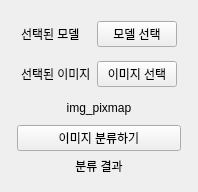
Old version of the form src/ui/main_form.ui in the repository 100dlswjd/using_model.
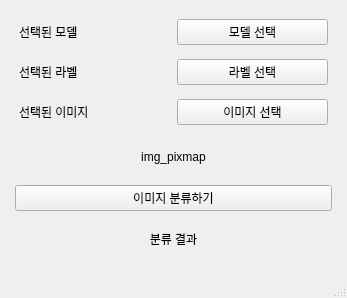
New version of the form.

Commit message: 라벨선택할수 있는 유아이 추가

Patch:
```diff
--- a/src/ui/main_form.ui
+++ b/src/ui/main_form.ui
@@ -1,20 +1,21 @@
 <?xml version="1.0" encoding="UTF-8"?>
 <ui version="4.0">
- <class>Form</class>
- <widget class="QWidget" name="Form">
+ <class>MainWindow</class>
+ <widget class="QMainWindow" name="MainWindow">
   <property name="geometry">
    <rect>
     <x>0</x>
     <y>0</y>
-    <width>195</width>
-    <height>182</height>
+    <width>347</width>
+    <height>298</height>
    </rect>
   </property>
   <property name="windowTitle">
    <string>Form</string>
   </property>
-  <layout class="QGridLayout" name="gridLayout">
-   <item row="0" column="0">
+  <widget class="QWidget" name="centralwidget">
+   <layout class="QHBoxLayout" name="horizontalLayout_4">
+    <item>
     <layout class="QVBoxLayout" name="verticalLayout">
      <property name="leftMargin">
       <number>6</number>
@@ -58,6 +59,36 @@
        </item>
       </layout>
      </item>
+      <item>
+       <layout class="QHBoxLayout" name="horizontalLayout_5">
+        <property name="leftMargin">
+         <number>4</number>
+        </property>
+        <property name="topMargin">
+         <number>4</number>
+        </property>
+        <property name="rightMargin">
+         <number>4</number>
+        </property>
+        <property name="bottomMargin">
+         <number>4</number>
+        </property>
+        <item>
+         <widget class="QLabel" name="label_select_label">
+          <property name="text">
+           <string>선택된 라벨</string>
+          </property>
+         </widget>
+        </item>
+        <item>
+         <widget class="QPushButton" name="pushButton_select_label">
+          <property name="text">
+           <string>라벨 선택</string>
+          </property>
+         </widget>
+        </item>
+       </layout>
+      </item>
      <item>
       <layout class="QHBoxLayout" name="horizontalLayout_2">
        <property name="leftMargin">
@@ -134,6 +165,18 @@
     </layout>
    </item>
   </layout>
+  </widget>
+  <widget class="QMenuBar" name="menubar">
+   <property name="geometry">
+    <rect>
+     <x>0</x>
+     <y>0</y>
+     <width>347</width>
+     <height>22</height>
+    </rect>
+   </property>
+  </widget>
+  <widget class="QStatusBar" name="statusbar"/>
  </widget>
  <resources/>
  <connections/>
```
Left out of the diff: 2 changed lines with no effect on the pictures. Lines whose indentation alone changed are shown as unchanged. The commit also changes 1 other file.
